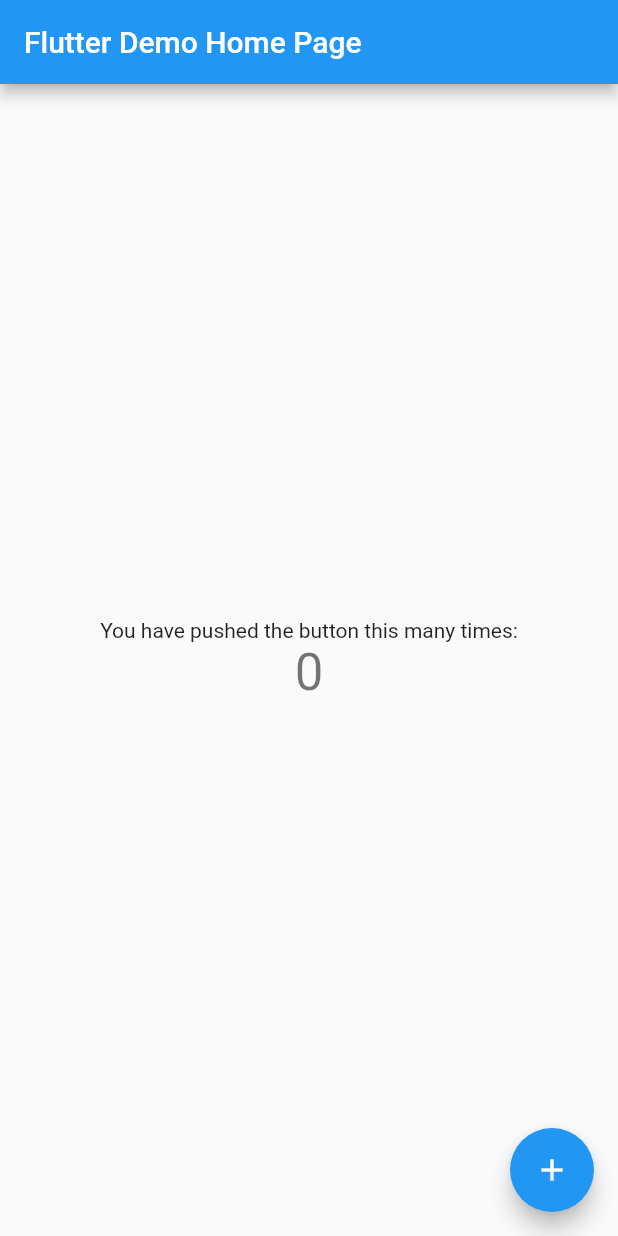
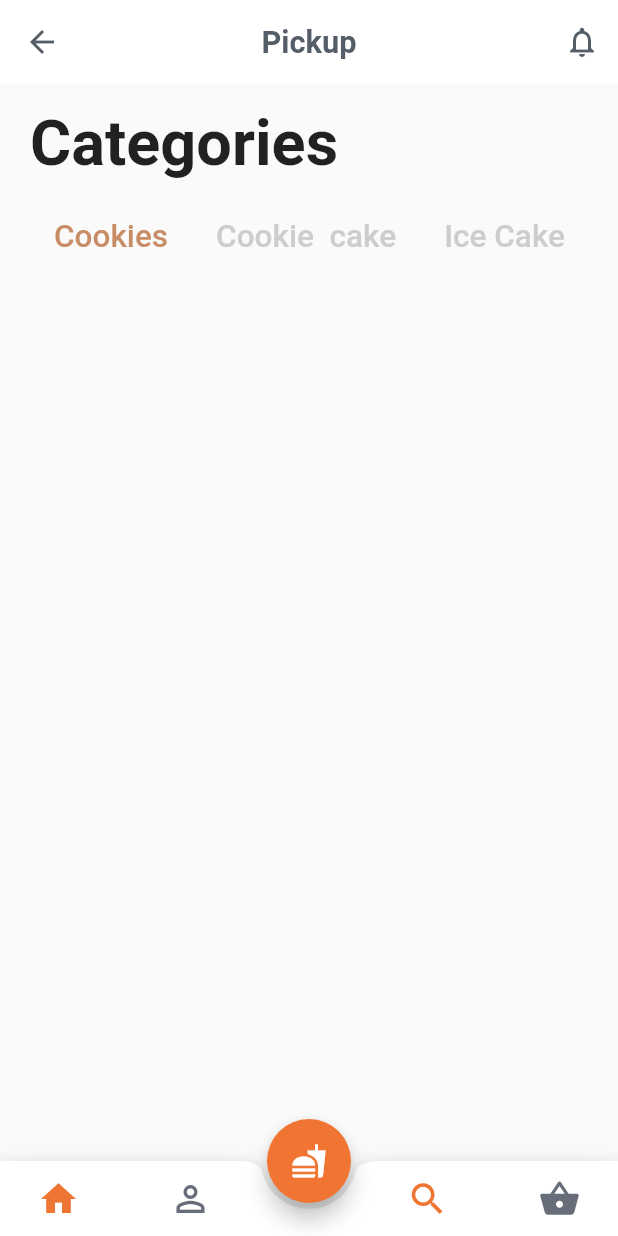
Before and after one commit to omusegad/cookiestore, a Flutter app: the screen it shows after launch, on a phone screen of 412 x 824 dp. Run offline on Flutter 3.47's test engine with Material 2 defaults, Android fonts, the phone set to English and light mode, and no system bars.

Commit message:
Bottome Navigation fixed

```diff
--- /dev/null
+++ b/lib/bottombar.dart
@@ -0,0 +1,57 @@
+import 'package:flutter/material.dart';
+
+class BottomBar extends StatelessWidget {
+  @override
+  Widget build(BuildContext context) {
+    return BottomAppBar(
+      shape:CircularNotchedRectangle(),
+      elevation: 9.0,
+      clipBehavior: Clip.antiAlias,
+      child:Container(
+        height:50.0 ,
+        decoration: BoxDecoration(
+          borderRadius:BorderRadius.only(
+            topLeft: Radius.circular(25.0),
+            topRight: Radius.circular(25.0)),
+          color: Colors.white,
+        ),
+
+        child: Row(
+          mainAxisAlignment: MainAxisAlignment.spaceBetween,
+          children:[
+            Container(
+              height:50.0,
+              width:MediaQuery.of(context).size.width /2 - 40.0,
+              child: Row(
+                mainAxisAlignment: MainAxisAlignment.spaceBetween,
+                children: <Widget>[
+                 Container(
+                   padding: EdgeInsets.only(left:25.0),
+                   child: Icon(Icons.home, color: Color(0xFFEF7532), size: 28.0,)),
+                 Container(
+                  padding: EdgeInsets.only(right:25.0),
+                  child: Icon(Icons.person_outline, color: Color(0xFf676E79), size: 28.0,))
+
+              ],),
+            ),
+            Container(
+              height:50.0,
+              width:MediaQuery.of(context).size.width /2 - 40.0,
+              child: Row(
+                mainAxisAlignment: MainAxisAlignment.spaceBetween,
+                children: <Widget>[
+                 Container(
+                    padding: EdgeInsets.only(left:25.0),
+                   child: Icon(Icons.search, color: Color(0xFFEF7532), size: 28.0,)),
+                Container(
+                   padding: EdgeInsets.only(right:25.0),
+                  child: Icon(Icons.shopping_basket, color: Color(0xFF676E79), size: 28.0,))
+
+              ],)
+            )
+          ]
+        ),
+        )
+    );
+  }
+}
--- a/lib/main.dart
+++ b/lib/main.dart
@@ -1,4 +1,6 @@
 import 'package:flutter/material.dart';
+
+import 'bottombar.dart';
 
 void main() => runApp(MyApp());
 
@@ -7,17 +9,9 @@ class MyApp extends StatelessWidget {
   @override
   Widget build(BuildContext context) {
     return MaterialApp(
-      title: 'Flutter Demo',
+      debugShowCheckedModeBanner: false,
+      title: 'Cookie Store',
       theme: ThemeData(
-        // This is the theme of your application.
-        //
-        // Try running your application with "flutter run". You'll see the
-        // application has a blue toolbar. Then, without quitting the app, try
-        // changing the primarySwatch below to Colors.green and then invoke
-        // "hot reload" (press "r" in the console where you ran "flutter run",
-        // or simply save your changes to "hot reload" in a Flutter IDE).
-        // Notice that the counter didn't reset back to zero; the application
-        // is not restarted.
         primarySwatch: Colors.blue,
       ),
       home: MyHomePage(title: 'Flutter Demo Home Page'),
@@ -28,84 +22,90 @@ class MyApp extends StatelessWidget {
 class MyHomePage extends StatefulWidget {
   MyHomePage({Key key, this.title}) : super(key: key);
 
-  // This widget is the home page of your application. It is stateful, meaning
-  // that it has a State object (defined below) that contains fields that affect
-  // how it looks.
-
-  // This class is the configuration for the state. It holds the values (in this
-  // case the title) provided by the parent (in this case the App widget) and
-  // used by the build method of the State. Fields in a Widget subclass are
-  // always marked "final".
-
   final String title;
 
   @override
   _MyHomePageState createState() => _MyHomePageState();
+
 }
 
-class _MyHomePageState extends State<MyHomePage> {
-  int _counter = 0;
 
-  void _incrementCounter() {
-    setState(() {
-      // This call to setState tells the Flutter framework that something has
-      // changed in this State, which causes it to rerun the build method below
-      // so that the display can reflect the updated values. If we changed
-      // _counter without calling setState(), then the build method would not be
-      // called again, and so nothing would appear to happen.
-      _counter++;
-    });
+class _MyHomePageState extends State<MyHomePage> with SingleTickerProviderStateMixin {
+
+  TabController _tabController;
+
+  @override
+  void initState() {
+    super.initState();
+    _tabController = TabController(vsync: this, length: 3);
   }
 
   @override
+  void dispose() {
+    _tabController.dispose();
+    super.dispose();
+  }
+
+
+  @override
   Widget build(BuildContext context) {
-    // This method is rerun every time setState is called, for instance as done
-    // by the _incrementCounter method above.
-    //
-    // The Flutter framework has been optimized to make rerunning build methods
-    // fast, so that you can just rebuild anything that needs updating rather
-    // than having to individually change instances of widgets.
     return Scaffold(
       appBar: AppBar(
-        // Here we take the value from the MyHomePage object that was created by
-        // the App.build method, and use it to set our appbar title.
-        title: Text(widget.title),
+        backgroundColor: Colors.white,
+        elevation: 0.0,
+        centerTitle: true,
+        leading: IconButton(
+            icon: Icon(
+              Icons.arrow_back,
+              color: Color(0xFF545D68),
+            ),
+            onPressed: () {}),
+        title: Text('Pickup',
+            style: TextStyle(
+                fontWeight: FontWeight.bold,
+                fontSize: 20.5,
+                color: Color(0xFF545D68))),
+        actions: <Widget>[
+          IconButton(
+              icon: Icon(Icons.notifications_none, color: Color(0xFF545D68)),
+              onPressed: null)
+        ],
       ),
-      body: Center(
-        // Center is a layout widget. It takes a single child and positions it
-        // in the middle of the parent.
-        child: Column(
-          // Column is also a layout widget. It takes a list of children and
-          // arranges them vertically. By default, it sizes itself to fit its
-          // children horizontally, and tries to be as tall as its parent.
-          //
-          // Invoke "debug painting" (press "p" in the console, choose the
-          // "Toggle Debug Paint" action from the Flutter Inspector in Android
-          // Studio, or the "Toggle Debug Paint" command in Visual Studio Code)
-          // to see the wireframe for each widget.
-          //
-          // Column has various properties to control how it sizes itself and
-          // how it positions its children. Here we use mainAxisAlignment to
-          // center the children vertically; the main axis here is the vertical
-          // axis because Columns are vertical (the cross axis would be
-          // horizontal).
-          mainAxisAlignment: MainAxisAlignment.center,
-          children: <Widget>[
-            Text(
-              'You have pushed the button this many times:',
-            ),
-            Text(
-              '$_counter',
-              style: Theme.of(context).textTheme.display1,
-            ),
-          ],
-        ),
+
+      body: ListView(
+        padding: EdgeInsets.only(left: 20.0),
+        children: <Widget>[
+          SizedBox(
+            height: 15.0,
+          ),
+          Text(
+            'Categories',
+            style: TextStyle(fontWeight: FontWeight.bold, fontSize: 42.0),
+          ),
+          SizedBox(
+            height: 15.0,
+          ),
+          TabBar(
+              controller: _tabController,
+              isScrollable: true,
+              labelColor: Color(0xFFC88D67),
+              indicatorColor: Colors.transparent,
+              unselectedLabelColor: Color(0xFFCDCDCD),
+              tabs: [
+                Tab(child: Text('Cookies', style: TextStyle(fontSize: 21.0))),
+                Tab(child: Text('Cookie  cake', style: TextStyle(fontSize: 21.0))),
+                Tab(child: Text('Ice Cake', style: TextStyle(fontSize: 21.0))),
+              ])
+        ],
       ),
       floatingActionButton: FloatingActionButton(
-        onPressed: _incrementCounter,
-        tooltip: 'Increment',
-        child: Icon(Icons.add),
-      ), // This trailing comma makes auto-formatting nicer for build methods.
+        onPressed: () {},
+        backgroundColor: Color(0xFFF17532),
+        child:Icon(Icons.fastfood)
+        ),
+      floatingActionButtonLocation: FloatingActionButtonLocation.centerDocked,
+      bottomNavigationBar: BottomBar(),
+      // This trailing comma makes auto-formatting nicer for build methods.
     );
   }
 }
```
